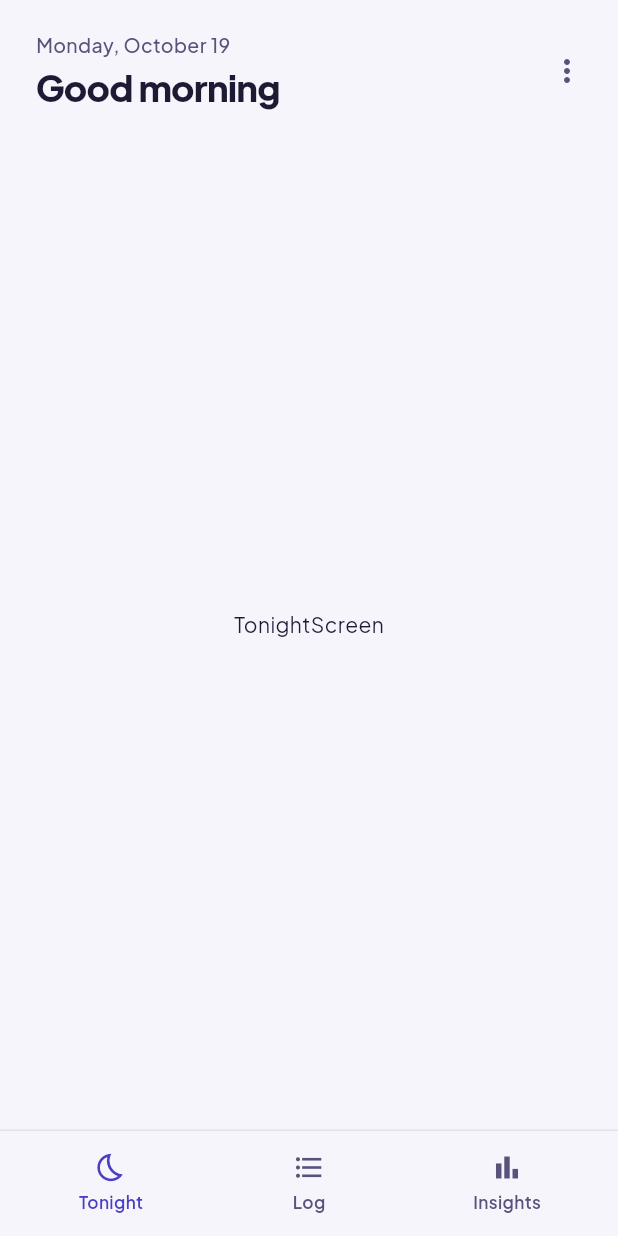
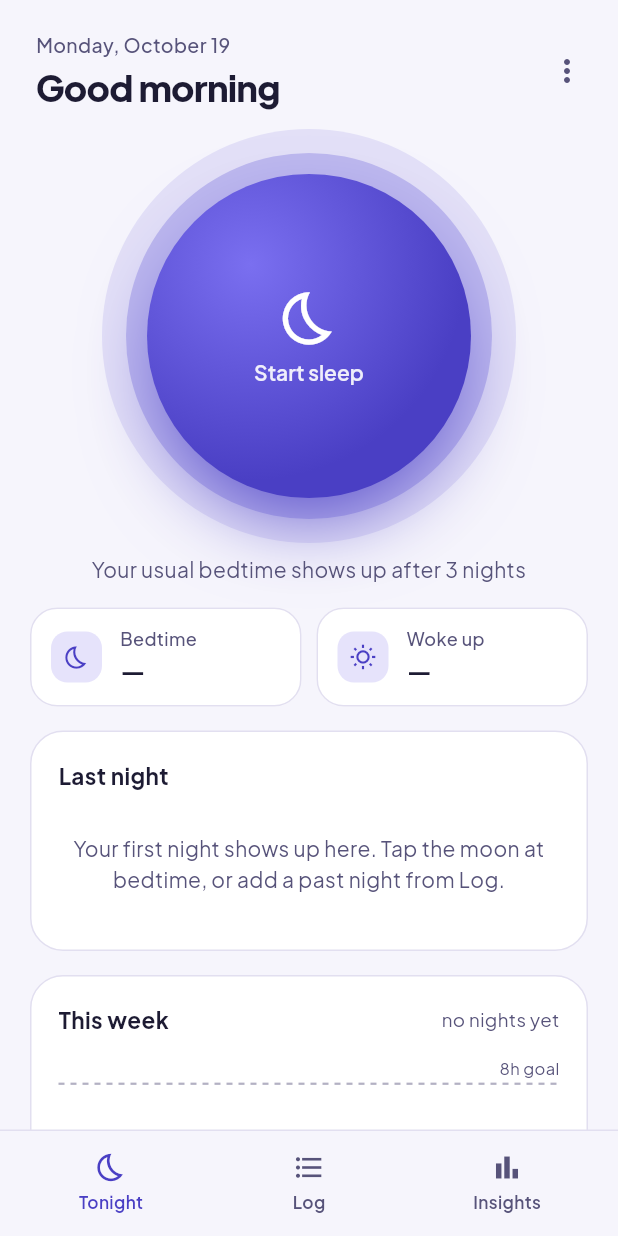
Before and after one commit to arabelagaje/Sleep-Tracker, a Flutter app: the screen it shows after launch, on a phone screen of 412 x 824 dp. Run offline on Flutter 3.47's test engine with Material 3 defaults, Android fonts, the phone set to English and light mode, and no system bars; our stand-ins replace sqflite; accounts and stored records are empty.

Commit message:
Tonight screen
Sleep orb with live timer and breathing glow, usual bedtime line,
bed/wake cards, last night card with inline rating and delta vs
average (>= 3 nights), and this-week bars by calendar day. Stopping
shows the morning rating dialog when enabled, then a Session saved
toast with Undo.

Co-Authored-By: Claude Opus 5.5 <noreply@anthropic.com>
Claude-Session: https://claude.ai/code/session_011QfXqUm3aMgFSJ4wvgv2HE

```diff
--- a/lib/screens/tonight/tonight_screen.dart
+++ b/lib/screens/tonight/tonight_screen.dart
@@ -1,8 +1,97 @@
 import 'package:flutter/material.dart';
+import 'package:provider/provider.dart';
+
+import '../../models/sleep_session.dart';
+import '../../providers/settings_provider.dart';
+import '../../providers/sleep_provider.dart';
+import '../../utils/sleep_stats.dart';
+import '../../widgets/rate_prompt_dialog.dart';
+import '../../widgets/session_editor_sheet.dart';
+import '../../widgets/undo_snackbar.dart';
+import 'widgets/bed_wake_cards.dart';
+import 'widgets/last_night_card.dart';
+import 'widgets/sleep_orb.dart';
+import 'widgets/usual_bedtime_line.dart';
+import 'widgets/week_bars_card.dart';
 
 class TonightScreen extends StatelessWidget {
   const TonightScreen({super.key});
 
+  Future<void> _toggle(BuildContext context) async {
+    final sleep = context.read<SleepProvider>();
+    if (!sleep.isSleeping) {
+      await sleep.startSleep();
+      return;
+    }
+    final done = await sleep.stopSleep();
+    if (done == null || !context.mounted) return;
+    if (context.read<SettingsProvider>().ratePrompt) {
+      final q = await RatePromptDialog.show(context, done.length);
+      if (q != null) await sleep.rate(done, q);
+      if (!context.mounted) return;
+    }
+    UndoSnackbar.show(
+      context,
+      message: 'Session saved · tap it to rate or add notes',
+      onUndo: () => sleep.resume(done),
+    );
+  }
+
+  void _edit(BuildContext context, SleepSession s) => SessionEditorSheet.show(
+    context,
+    mode: s.isActive ? EditorMode.editActive : EditorMode.editNight,
+    session: s,
+  );
+
   @override
-  Widget build(BuildContext context) => const Center(child: Text('TonightScreen'));
+  Widget build(BuildContext context) {
+    final sleep = context.watch<SleepProvider>();
+    final goal = context.select<SettingsProvider, Duration>((s) => s.goal);
+    final nights = sleep.nights;
+    final last = sleep.lastNight;
+    final active = sleep.active;
+    final usual = usualTimes(nights);
+    final today = dateOnly(DateTime.now());
+
+    // Latest night per wake date wins (nights are newest first).
+    final week = inLastDays(nights, today, 7);
+    final days = List.generate(7, (i) {
+      final d = addDays(today, i - 6);
+      return (d, week.where((s) => s.nightDate == d).firstOrNull);
+    });
+
+    return ListView(
+      padding: const EdgeInsets.fromLTRB(20, 0, 20, 24),
+      children: [
+        SleepOrb(
+          isSleeping: sleep.isSleeping,
+          startedAt: active?.bedTime,
+          onPressed: () => _toggle(context),
+        ),
+        UsualBedtimeLine(
+          usualBedtime: usual?.bed,
+          nightsUsed: usual?.nightsUsed ?? 0,
+          isSleeping: sleep.isSleeping,
+        ),
+        const SizedBox(height: 16),
+        BedWakeCards(
+          bedTime: active?.bedTime ?? last?.bedTime,
+          wakeTime: last?.wakeTime,
+          isSleeping: sleep.isSleeping,
+          onTap: () => _edit(context, active ?? last!),
+        ),
+        const SizedBox(height: 16),
+        LastNightCard(
+          session: last,
+          deltaVsAverage: last != null && nights.length >= minNights
+              ? last.length - averageDuration(nights)
+              : null,
+          onEdit: () => _edit(context, last!),
+          onRate: (q) => sleep.rate(last!, q),
+        ),
+        const SizedBox(height: 16),
+        WeekBarsCard(days: days, goal: goal, onTapSession: (s) => _edit(context, s)),
+      ],
+    );
+  }
 }
--- /dev/null
+++ b/lib/screens/tonight/widgets/bed_wake_cards.dart
@@ -0,0 +1,100 @@
+import 'package:flutter/material.dart';
+
+import '../../../theme/app_theme.dart';
+import '../../../utils/formatters.dart';
+
+class BedWakeCards extends StatelessWidget {
+  const BedWakeCards({
+    super.key,
+    this.bedTime,
+    this.wakeTime,
+    required this.isSleeping,
+    this.onTap,
+  });
+
+  final DateTime? bedTime;
+  final DateTime? wakeTime;
+  final bool isSleeping;
+  final VoidCallback? onTap;
+
+  @override
+  Widget build(BuildContext context) {
+    final tap = bedTime == null ? null : onTap;
+    return Row(
+      children: [
+        Expanded(
+          child: _EndCard(
+            icon: Icons.bedtime_outlined,
+            label: isSleeping ? 'In bed since' : 'Bedtime',
+            value: bedTime == null ? '—' : fmtClock(bedTime!),
+            onTap: tap,
+          ),
+        ),
+        const SizedBox(width: 10),
+        Expanded(
+          child: _EndCard(
+            icon: Icons.wb_sunny_outlined,
+            label: 'Woke up',
+            value: isSleeping ? 'Sleeping…' : (wakeTime == null ? '—' : fmtClock(wakeTime!)),
+            onTap: tap,
+          ),
+        ),
+      ],
+    );
+  }
+}
+
+class _EndCard extends StatelessWidget {
+  const _EndCard({required this.icon, required this.label, required this.value, this.onTap});
+
+  final IconData icon;
+  final String label;
+  final String value;
+  final VoidCallback? onTap;
+
+  @override
+  Widget build(BuildContext context) {
+    final c = context.colors;
+    return Material(
+      color: c.surface,
+      shape: RoundedRectangleBorder(
+        borderRadius: BorderRadius.circular(18),
+        side: BorderSide(color: c.line),
+      ),
+      child: InkWell(
+        borderRadius: BorderRadius.circular(18),
+        onTap: onTap,
+        child: Container(
+          constraints: const BoxConstraints(minHeight: 66),
+          padding: const EdgeInsets.symmetric(horizontal: 14, vertical: 12),
+          child: Row(
+            children: [
+              Container(
+                width: 34,
+                height: 34,
+                decoration: BoxDecoration(
+                  color: c.accentSoft,
+                  borderRadius: BorderRadius.circular(11),
+                ),
+                child: Icon(icon, size: 18, color: c.accentInk),
+              ),
+              const SizedBox(width: 12),
+              Expanded(
+                child: Column(
+                  crossAxisAlignment: CrossAxisAlignment.start,
+                  children: [
+                    Text(
+                      label,
+                      style: TextStyle(fontSize: 12, color: c.ink2, fontWeight: FontWeight.w500),
+                    ),
+                    Text(value, style: const TextStyle(fontSize: 17, fontWeight: FontWeight.w700)),
+                  ],
+                ),
+              ),
+            ],
+          ),
+        ),
+      ),
+    );
+  }
+}
--- /dev/null
+++ b/lib/screens/tonight/widgets/last_night_card.dart
@@ -0,0 +1,95 @@
+import 'package:flutter/material.dart';
+
+import '../../../models/sleep_session.dart';
+import '../../../theme/app_theme.dart';
+import '../../../utils/formatters.dart';
+import '../../../widgets/empty_note.dart';
+import '../../../widgets/section_card.dart';
+import '../../../widgets/star_rating.dart';
+
+class LastNightCard extends StatelessWidget {
+  const LastNightCard({
+    super.key,
+    this.session,
+    this.deltaVsAverage,
+    required this.onEdit,
+    required this.onRate,
+  });
+
+  final SleepSession? session;
+  final Duration? deltaVsAverage; // null hides the comparison
+  final VoidCallback onEdit;
+  final ValueChanged<int?> onRate;
+
+  String? get _deltaText {
+    final d = deltaVsAverage;
+    if (d == null) return null;
+    if (d.inMinutes.abs() < 5) return 'right on your average';
+    return '${fmtDur(d.abs())} ${d.isNegative ? 'below' : 'above'} average';
+  }
+
+  @override
+  Widget build(BuildContext context) {
+    final c = context.colors;
+    final s = session;
+    if (s == null) {
+      return const SectionCard(
+        title: 'Last night',
+        child: EmptyNote(
+          message:
+              'Your first night shows up here. Tap the moon at bedtime, or add a past night from Log.',
+        ),
+      );
+    }
+    return SectionCard(
+      title: 'Last night',
+      trailing: CardLink('Edit', onPressed: onEdit),
+      child: Column(
+        crossAxisAlignment: CrossAxisAlignment.stretch,
+        children: [
+          Row(
+            crossAxisAlignment: CrossAxisAlignment.end,
+            children: [
+              Expanded(
+                child: Text(
+                  fmtDur(s.length),
+                  style: const TextStyle(
+                    fontSize: 40,
+                    fontWeight: FontWeight.w800,
+                    letterSpacing: -1.2,
+                    height: 1,
+                  ),
+                ),
+              ),
+              if (_deltaText != null)
+                Text(
+                  _deltaText!,
+                  style: TextStyle(fontSize: 13, color: c.ink2, fontWeight: FontWeight.w500),
+                ),
+            ],
+          ),
+          const SizedBox(height: 10),
+          Row(
+            mainAxisAlignment: MainAxisAlignment.spaceBetween,
+            children: [
+              Text(
+                s.quality == null ? 'How was it?' : 'Your rating',
+                style: TextStyle(color: c.ink2, fontSize: 14),
+              ),
+              StarRating(value: s.quality, onChanged: onRate, size: 20),
+            ],
+          ),
+          const SizedBox(height: 10),
+          Container(
+            padding: const EdgeInsets.symmetric(horizontal: 12, vertical: 10),
+            decoration: BoxDecoration(color: c.surface2, borderRadius: BorderRadius.circular(12)),
+            child: Text(
+              s.hasNotes ? s.notes! : 'No notes yet — tap Edit to add some.',
+              style: TextStyle(fontSize: 14, color: c.ink2),
+            ),
+          ),
+        ],
+      ),
+    );
+  }
+}
--- /dev/null
+++ b/lib/screens/tonight/widgets/live_timer_text.dart
@@ -0,0 +1,42 @@
+import 'dart:async';
+
+import 'package:flutter/material.dart';
+
+import '../../../utils/formatters.dart';
+
+class LiveTimerText extends StatefulWidget {
+  const LiveTimerText({super.key, required this.startedAt, this.style});
+
+  final DateTime startedAt;
+  final TextStyle? style;
+
+  @override
+  State<LiveTimerText> createState() => _LiveTimerTextState();
+}
+
+class _LiveTimerTextState extends State<LiveTimerText> {
+  late final Timer _timer;
+
+  @override
+  void initState() {
+    super.initState();
+    _timer = Timer.periodic(const Duration(seconds: 1), (_) => setState(() {}));
+  }
+
+  @override
+  void dispose() {
+    _timer.cancel();
+    super.dispose();
+  }
+
+  @override
+  Widget build(BuildContext context) {
+    final elapsed = DateTime.now().difference(widget.startedAt);
+    return Text(
+      fmtTimer(elapsed.isNegative ? Duration.zero : elapsed),
+      style: (widget.style ?? const TextStyle()).copyWith(
+        fontFeatures: const [FontFeature.tabularFigures()],
+      ),
+    );
+  }
+}
--- /dev/null
+++ b/lib/screens/tonight/widgets/sleep_orb.dart
@@ -0,0 +1,175 @@
+import 'package:flutter/material.dart';
+
+import '../../../theme/app_theme.dart';
+import 'live_timer_text.dart';
+
+class SleepOrb extends StatefulWidget {
+  const SleepOrb({super.key, required this.isSleeping, this.startedAt, required this.onPressed});
+
+  final bool isSleeping;
+  final DateTime? startedAt;
+  final VoidCallback onPressed;
+
+  @override
+  State<SleepOrb> createState() => _SleepOrbState();
+}
+
+class _SleepOrbState extends State<SleepOrb> with SingleTickerProviderStateMixin {
+  // Drives the slow "breathing" glow while sleeping.
+  late final AnimationController _breath = AnimationController(
+    vsync: this,
+    duration: const Duration(milliseconds: 2500),
+  );
+  bool _pressed = false;
+
+  @override
+  void initState() {
+    super.initState();
+    _sync();
+  }
+
+  @override
+  void didUpdateWidget(SleepOrb old) {
+    super.didUpdateWidget(old);
+    _sync();
+  }
+
+  void _sync() {
+    if (widget.isSleeping && !_breath.isAnimating) {
+      _breath.repeat(reverse: true);
+    } else if (!widget.isSleeping) {
+      _breath.stop();
+      _breath.value = 0;
+    }
+  }
+
+  @override
+  void dispose() {
+    _breath.dispose();
+    super.dispose();
+  }
+
+  @override
+  Widget build(BuildContext context) {
+    final c = context.colors;
+    final dark = Theme.of(context).brightness == Brightness.dark;
+    final showStars = dark || widget.isSleeping;
+    return SizedBox(
+      height: 290,
+      child: Stack(
+        alignment: Alignment.center,
+        children: [
+          Positioned.fill(
+            child: AnimatedOpacity(
+              opacity: showStars ? 1 : 0,
+              duration: const Duration(milliseconds: 600),
+              child: CustomPaint(painter: _StarsPainter(c.accentInk)),
+            ),
+          ),
+          Semantics(
+            button: true,
+            label: widget.isSleeping ? 'Stop sleep' : 'Start sleep',
+            child: GestureDetector(
+              onTapDown: (_) => setState(() => _pressed = true),
+              onTapCancel: () => setState(() => _pressed = false),
+              onTapUp: (_) => setState(() => _pressed = false),
+              onTap: widget.onPressed,
+              child: AnimatedScale(
+                scale: _pressed ? 0.97 : 1,
+                duration: const Duration(milliseconds: 200),
+                child: AnimatedBuilder(
+                  animation: _breath,
+                  builder: (context, child) {
+                    final t = Curves.easeInOut.transform(_breath.value);
+                    final inner = 14 + 8 * t, outer = 30 + 14 * t;
+                    return Container(
+                      width: 216,
+                      height: 216,
+                      decoration: BoxDecoration(
+                        shape: BoxShape.circle,
+                        gradient: RadialGradient(
+                          center: const Alignment(-0.36, -0.44),
+                          radius: 0.95,
+                          colors: [c.orbA, c.orbB],
+                          stops: const [0, 0.7],
+                        ),
+                        boxShadow: [
+                          BoxShadow(color: c.orbGlow, spreadRadius: inner),
+                          BoxShadow(
+                            color: c.orbGlow.withValues(alpha: c.orbGlow.a * 0.45),
+                            spreadRadius: outer,
+                          ),
+                          BoxShadow(
+                            color: c.orbB,
+                            blurRadius: 50,
+                            spreadRadius: -18,
+                            offset: const Offset(0, 24),
+                          ),
+                        ],
+                      ),
+                      child: child,
+                    );
+                  },
+                  child: DefaultTextStyle(
+                    style: const TextStyle(color: Colors.white, fontFamily: 'PlusJakartaSans'),
+                    child: Column(
+                      mainAxisAlignment: MainAxisAlignment.center,
+                      children: widget.isSleeping && widget.startedAt != null
+                          ? [
+                              LiveTimerText(
+                                startedAt: widget.startedAt!,
+                                style: const TextStyle(
+                                  fontSize: 32,
+                                  fontWeight: FontWeight.w800,
+                                  letterSpacing: -0.6,
+                                ),
+                              ),
+                              const SizedBox(height: 6),
+                              const _OrbLabel('Tap when you wake'),
+                            ]
+                          : const [
+                              Icon(Icons.bedtime_outlined, size: 42, color: Colors.white),
+                              SizedBox(height: 6),
+                              _OrbLabel('Start sleep'),
+                            ],
+                    ),
+                  ),
+                ),
+              ),
+            ),
+          ),
+        ],
+      ),
+    );
+  }
+}
+
+class _OrbLabel extends StatelessWidget {
+  const _OrbLabel(this.text);
+
+  final String text;
+
+  @override
+  Widget build(BuildContext context) => Opacity(
+    opacity: 0.9,
+    child: Text(text, style: const TextStyle(fontSize: 14, fontWeight: FontWeight.w600)),
+  );
+}
+
+class _StarsPainter extends CustomPainter {
+  _StarsPainter(this.color);
+
+  final Color color;
+
+  @override
+  void paint(Canvas canvas, Size size) {
+    for (var i = 0; i < 26; i++) {
+      final paint = Paint()..color = color.withValues(alpha: 0.15 + (i % 5) / 10);
+      final o = Offset(size.width * ((i * 37) % 100) / 100, size.height * ((i * 53) % 100) / 100);
+      canvas.drawCircle(o, 1.5, paint);
+    }
+  }
+
+  @override
+  bool shouldRepaint(_StarsPainter old) => old.color != color;
+}
--- /dev/null
+++ b/lib/screens/tonight/widgets/usual_bedtime_line.dart
@@ -0,0 +1,41 @@
+import 'package:flutter/material.dart';
+
+import '../../../theme/app_theme.dart';
+import '../../../utils/formatters.dart';
+import '../../../utils/sleep_stats.dart';
+
+class UsualBedtimeLine extends StatelessWidget {
+  const UsualBedtimeLine({
+    super.key,
+    required this.usualBedtime,
+    required this.nightsUsed,
+    required this.isSleeping,
+  });
+
+  final TimeOfDay? usualBedtime; // null when there isn't enough data
+  final int nightsUsed;
+  final bool isSleeping;
+
+  @override
+  Widget build(BuildContext context) {
+    final style = TextStyle(fontSize: 14, color: context.colors.ink2);
+    final InlineSpan span;
+    if (isSleeping) {
+      span = const TextSpan(text: 'Sweet dreams. Tap the bedtime card to adjust it.');
+    } else if (usualBedtime == null) {
+      span = const TextSpan(text: 'Your usual bedtime shows up after $minNights nights');
+    } else {
+      span = TextSpan(
+        children: [
+          const TextSpan(text: 'Usual bedtime '),
+          TextSpan(
+            text: fmtTimeOfDay(usualBedtime!),
+            style: TextStyle(fontWeight: FontWeight.w700, color: context.colors.ink),
+          ),
+          TextSpan(text: ' · last $nightsUsed nights'),
+        ],
+      );
+    }
+    return Text.rich(span, style: style, textAlign: TextAlign.center);
+  }
+}
--- /dev/null
+++ b/lib/screens/tonight/widgets/week_bars_card.dart
@@ -0,0 +1,145 @@
+import 'package:flutter/material.dart';
+
+import '../../../models/sleep_session.dart';
+import '../../../theme/app_theme.dart';
+import '../../../utils/formatters.dart';
+import '../../../utils/sleep_stats.dart';
+import '../../../widgets/long_press_value.dart';
+import '../../../widgets/section_card.dart';
+
+class WeekBarsCard extends StatelessWidget {
+  const WeekBarsCard({
+    super.key,
+    required this.days,
+    required this.goal,
+    required this.onTapSession,
+  });
+
+  final List<(DateTime, SleepSession?)> days; // 7 entries, oldest to today
+  final Duration goal;
+  final ValueChanged<SleepSession> onTapSession;
+
+  static const _barArea = 90.0, _labelArea = 24.0;
+
+  String get _summary {
+    final logged = days.map((d) => d.$2).whereType<SleepSession>().toList();
+    if (logged.isEmpty) return 'no nights yet';
+    if (logged.length < minNights) return '${logged.length} of 7 nights logged';
+    final met = logged.where((s) => s.length >= goal).length;
+    return 'avg ${fmtDur(averageDuration(logged))} · $met/${logged.length} met goal';
+  }
+
+  @override
+  Widget build(BuildContext context) {
+    final c = context.colors;
+    // Scale to the longer of 10h, the goal and the longest night so nothing clips.
+    var maxMin = 600;
+    for (final (_, s) in days) {
+      if (s != null && s.length.inMinutes > maxMin) maxMin = s.length.inMinutes;
+    }
+    if (goal.inMinutes > maxMin) maxMin = goal.inMinutes;
+    double h(Duration d) => _barArea * d.inMinutes / maxMin;
+
+    return SectionCard(
+      title: 'This week',
+      trailing: CardCaption(_summary),
+      child: SizedBox(
+        height: _barArea + _labelArea + 6,
+        child: Stack(
+          children: [
+            Positioned(
+              left: 0,
+              right: 0,
+              bottom: _labelArea + h(goal),
+              child: Column(
+                crossAxisAlignment: CrossAxisAlignment.end,
+                children: [
+                  Text('${fmtDur(goal)} goal', style: TextStyle(fontSize: 11, color: c.ink2)),
+                  const SizedBox(height: 2),
+                  Opacity(opacity: 0.45, child: _DashedLine(color: c.ink2)),
+                ],
+              ),
+            ),
+            Row(
+              crossAxisAlignment: CrossAxisAlignment.end,
+              children: [
+                for (final (date, s) in days)
+                  Expanded(
+                    child: Padding(
+                      padding: const EdgeInsets.symmetric(horizontal: 4),
+                      child: LongPressValue(
+                        valueText: s == null
+                            ? '${fmtDay(date)}: nothing logged'
+                            : '${fmtDay(date)} · ${fmtDur(s.length)}',
+                        onTap: s == null ? null : () => onTapSession(s),
+                        child: Column(
+                          mainAxisAlignment: MainAxisAlignment.end,
+                          children: [
+                            Container(
+                              constraints: const BoxConstraints(maxWidth: 26),
+                              height: s == null ? 4 : h(s.length).clamp(4, _barArea + 6),
+                              decoration: BoxDecoration(
+                                color: s == null
+                                    ? c.track
+                                    : c.accent.withValues(alpha: s.length >= goal ? 1 : 0.45),
+                                borderRadius: const BorderRadius.vertical(
+                                  top: Radius.circular(8),
+                                  bottom: Radius.circular(4),
+                                ),
+                              ),
+                            ),
+                            SizedBox(
+                              height: _labelArea,
+                              child: Center(
+                                child: Text(
+                                  fmtDow(date)[0],
+                                  style: TextStyle(
+                                    fontSize: 11,
+                                    color: c.ink2,
+                                    fontWeight: FontWeight.w600,
+                                  ),
+                                ),
+                              ),
+                            ),
+                          ],
+                        ),
+                      ),
+                    ),
+                  ),
+              ],
+            ),
+          ],
+        ),
+      ),
+    );
+  }
+}
+
+class _DashedLine extends StatelessWidget {
+  const _DashedLine({required this.color});
+
+  final Color color;
+
+  @override
+  Widget build(BuildContext context) =>
+      CustomPaint(size: const Size(double.infinity, 1.5), painter: _DashPainter(color));
+}
+
+class _DashPainter extends CustomPainter {
+  _DashPainter(this.color);
+
+  final Color color;
+
+  @override
+  void paint(Canvas canvas, Size size) {
+    final p = Paint()
+      ..color = color
+      ..strokeWidth = size.height;
+    for (double x = 0; x < size.width; x += 8) {
+      canvas.drawLine(Offset(x, 0), Offset(x + 4, 0), p);
+    }
+  }
+
+  @override
+  bool shouldRepaint(_DashPainter old) => old.color != color;
+}
```
